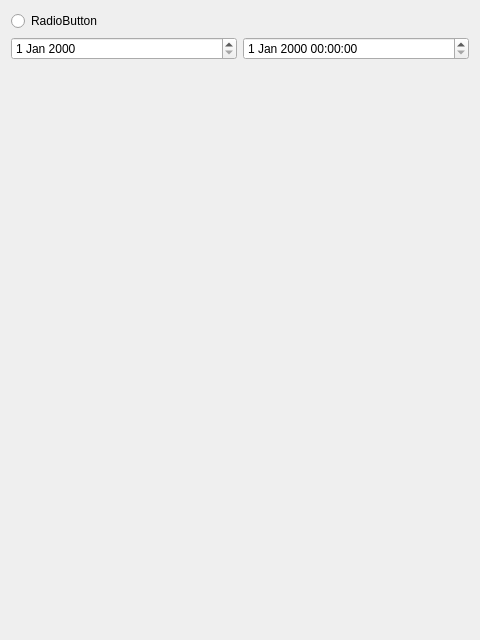
mrfrend/high_programming, file ui/event_widget.ui: the form before one commit.
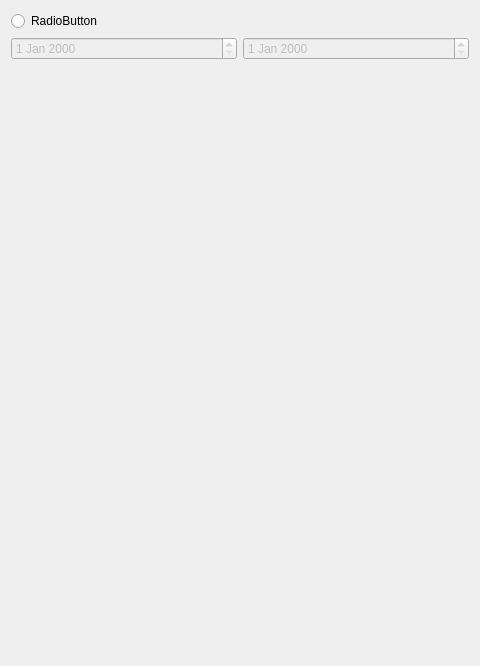
The form after the commit.

Patch:
```diff
--- a/ui/event_widget.ui
+++ b/ui/event_widget.ui
@@ -7,7 +7,7 @@
     <x>0</x>
     <y>0</y>
     <width>480</width>
-    <height>640</height>
+    <height>666</height>
    </rect>
   </property>
   <property name="windowTitle">
@@ -26,10 +26,18 @@
      <item>
       <layout class="QHBoxLayout" name="dates_layout">
        <item>
-        <widget class="QDateEdit" name="start_date_edit"/>
+        <widget class="QDateEdit" name="start_date_edit">
+         <property name="enabled">
+          <bool>false</bool>
+         </property>
+        </widget>
        </item>
        <item>
-        <widget class="QDateTimeEdit" name="end_date_edit"/>
+        <widget class="QDateEdit" name="end_date_edit">
+         <property name="enabled">
+          <bool>false</bool>
+         </property>
+        </widget>
        </item>
       </layout>
      </item>
```
